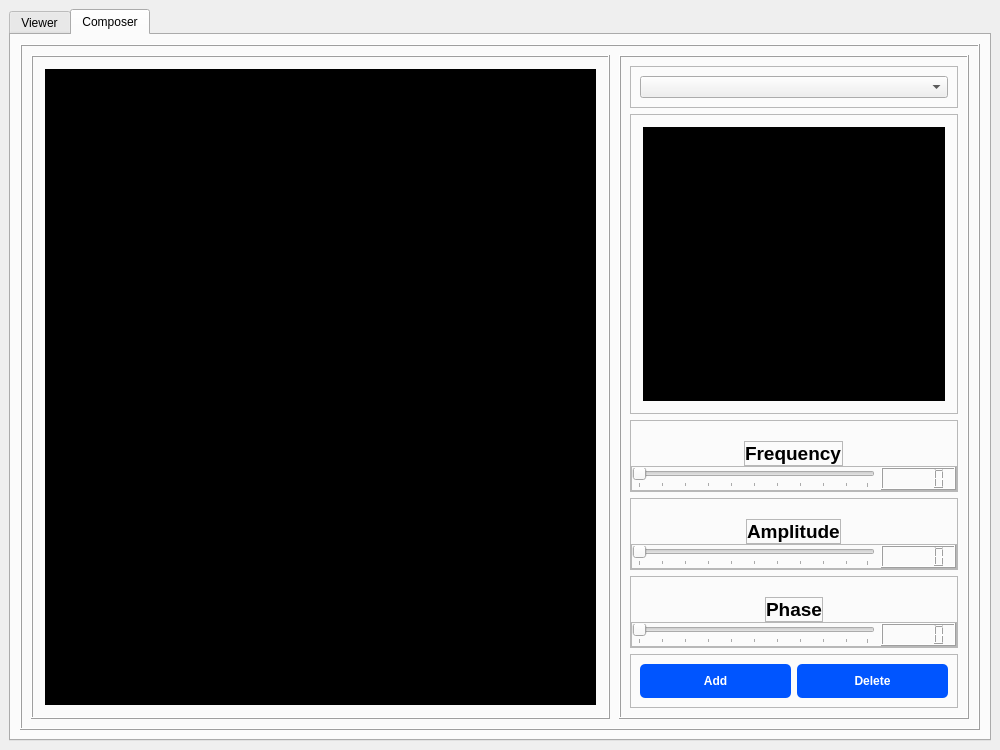
Qt form task2.ui (OmarAtef0/Sampling-Theory-Studio) before a commit.
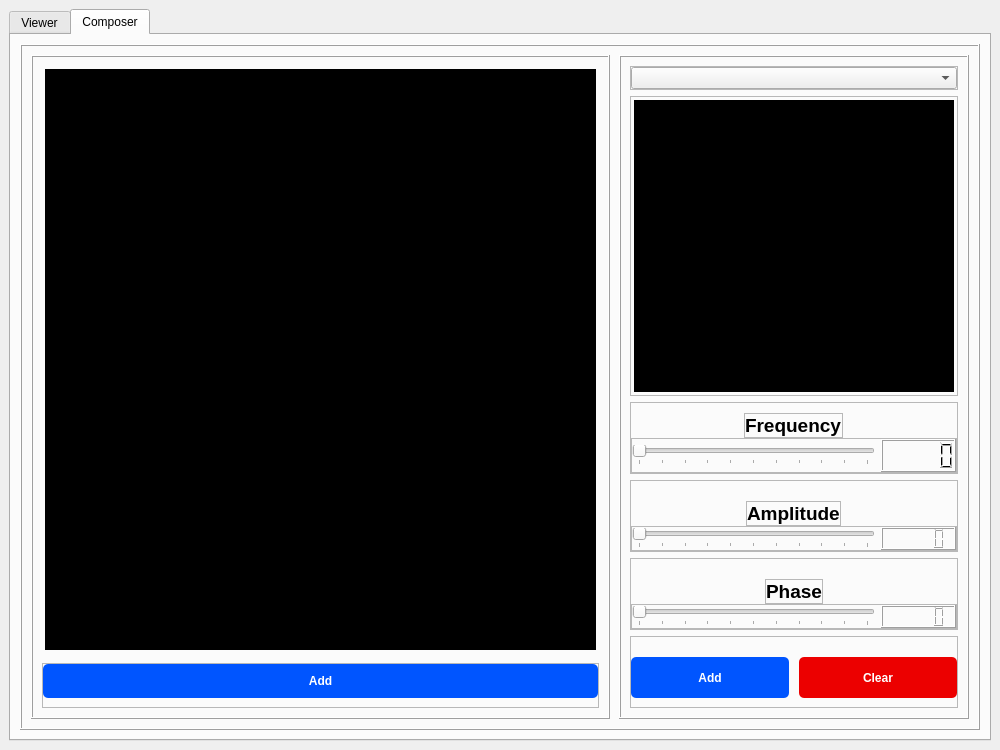
The same form after that commit. The open tabs and pages were chosen to show the change. Custom widgets are drawn as their Qt base class.

Patch:
```diff
--- a/task2.ui
+++ b/task2.ui
@@ -510,6 +510,86 @@
                 </property>
                </widget>
               </item>
+              <item>
+               <widget class="QFrame" name="frame_35">
+                <property name="sizePolicy">
+                 <sizepolicy hsizetype="Expanding" vsizetype="Expanding">
+                  <horstretch>0</horstretch>
+                  <verstretch>0</verstretch>
+                 </sizepolicy>
+                </property>
+                <property name="maximumSize">
+                 <size>
+                  <width>16777215</width>
+                  <height>45</height>
+                 </size>
+                </property>
+                <property name="frameShape">
+                 <enum>QFrame::StyledPanel</enum>
+                </property>
+                <property name="frameShadow">
+                 <enum>QFrame::Raised</enum>
+                </property>
+                <layout class="QHBoxLayout" name="horizontalLayout_14">
+                 <property name="spacing">
+                  <number>0</number>
+                 </property>
+                 <property name="leftMargin">
+                  <number>0</number>
+                 </property>
+                 <property name="topMargin">
+                  <number>0</number>
+                 </property>
+                 <property name="rightMargin">
+                  <number>0</number>
+                 </property>
+                 <item>
+                  <widget class="QPushButton" name="add_sinusoidal_button_2">
+                   <property name="sizePolicy">
+                    <sizepolicy hsizetype="Expanding" vsizetype="Expanding">
+                     <horstretch>0</horstretch>
+                     <verstretch>0</verstretch>
+                    </sizepolicy>
+                   </property>
+                   <property name="minimumSize">
+                    <size>
+                     <width>80</width>
+                     <height>30</height>
+                    </size>
+                   </property>
+                   <property name="maximumSize">
+                    <size>
+                     <width>16777215</width>
+                     <height>16777215</height>
+                    </size>
+                   </property>
+                   <property name="font">
+                    <font>
+                     <bold>true</bold>
+                    </font>
+                   </property>
+                   <property name="styleSheet">
+                    <string notr="true">
+
+QPushButton {
+    background-color: rgb(0, 85, 255);
+color:rgb(255, 255, 255);
+border-radius:5px;
+}
+
+QPushButton:hover {
+    background-color: rgb(0, 50, 150);
+}
+</string>
+                   </property>
+                   <property name="text">
+                    <string>Add</string>
+                   </property>
+                  </widget>
+                 </item>
+                </layout>
+               </widget>
+              </item>
              </layout>
             </widget>
            </item>
@@ -543,6 +623,21 @@
                  <enum>QFrame::Raised</enum>
                 </property>
                 <layout class="QVBoxLayout" name="verticalLayout_25">
+                 <property name="spacing">
+                  <number>0</number>
+                 </property>
+                 <property name="leftMargin">
+                  <number>0</number>
+                 </property>
+                 <property name="topMargin">
+                  <number>0</number>
+                 </property>
+                 <property name="rightMargin">
+                  <number>0</number>
+                 </property>
+                 <property name="bottomMargin">
+                  <number>0</number>
+                 </property>
                  <item>
                   <widget class="QComboBox" name="sinusoidals_signals_menu"/>
                  </item>
@@ -564,6 +659,21 @@
                  <enum>QFrame::Raised</enum>
                 </property>
                 <layout class="QVBoxLayout" name="verticalLayout_19">
+                 <property name="spacing">
+                  <number>0</number>
+                 </property>
+                 <property name="leftMargin">
+                  <number>0</number>
+                 </property>
+                 <property name="topMargin">
+                  <number>0</number>
+                 </property>
+                 <property name="rightMargin">
+                  <number>0</number>
+                 </property>
+                 <property name="bottomMargin">
+                  <number>0</number>
+                 </property>
                  <item>
                   <widget class="PlotWidget" name="sinusoidal_secondary_plot_widget" native="true">
                    <property name="sizePolicy">
@@ -613,7 +723,7 @@
                   <number>0</number>
                  </property>
                  <property name="topMargin">
-                  <number>20</number>
+                  <number>10</number>
                  </property>
                  <property name="rightMargin">
                   <number>0</number>
@@ -650,7 +760,6 @@
                       <property name="font">
                        <font>
                         <pointsize>14</pointsize>
-                        <weight>75</weight>
                         <bold>true</bold>
                        </font>
                       </property>
@@ -688,6 +797,9 @@
                     </property>
                     <item>
                      <widget class="QSlider" name="sinusoidal_frequency_slider">
+                      <property name="maximum">
+                       <number>10</number>
+                      </property>
                       <property name="orientation">
                        <enum>Qt::Horizontal</enum>
                       </property>
@@ -774,7 +886,6 @@
                       <property name="font">
                        <font>
                         <pointsize>14</pointsize>
-                        <weight>75</weight>
                         <bold>true</bold>
                        </font>
                       </property>
@@ -812,6 +923,9 @@
                     </property>
                     <item>
                      <widget class="QSlider" name="sinusoidal_amplitude_slider">
+                      <property name="maximum">
+                       <number>10</number>
+                      </property>
                       <property name="orientation">
                        <enum>Qt::Horizontal</enum>
                       </property>
@@ -898,7 +1012,6 @@
                       <property name="font">
                        <font>
                         <pointsize>14</pointsize>
-                        <weight>75</weight>
                         <bold>true</bold>
                        </font>
                       </property>
@@ -936,6 +1049,9 @@
                     </property>
                     <item>
                      <widget class="QSlider" name="sinusoidal_phase_slider">
+                      <property name="maximum">
+                       <number>10</number>
+                      </property>
                       <property name="orientation">
                        <enum>Qt::Horizontal</enum>
                       </property>
@@ -978,6 +1094,18 @@
                  <enum>QFrame::Raised</enum>
                 </property>
                 <layout class="QHBoxLayout" name="horizontalLayout_13">
+                 <property name="spacing">
+                  <number>10</number>
+                 </property>
+                 <property name="leftMargin">
+                  <number>0</number>
+                 </property>
+                 <property name="topMargin">
+                  <number>20</number>
+                 </property>
+                 <property name="rightMargin">
+                  <number>0</number>
+                 </property>
                  <item>
                   <widget class="QPushButton" name="add_sinusoidal_button">
                    <property name="sizePolicy">
@@ -1000,7 +1128,6 @@
                    </property>
                    <property name="font">
                     <font>
-                     <weight>75</weight>
                      <bold>true</bold>
                     </font>
                    </property>
@@ -1045,7 +1172,6 @@
                    </property>
                    <property name="font">
                     <font>
-                     <weight>75</weight>
                      <bold>true</bold>
                     </font>
                    </property>
@@ -1053,7 +1179,7 @@
                     <string notr="true">
 
 QPushButton {
-    background-color: rgb(0, 85, 255);
+    background-color: rgb(236, 0, 0);
 color:rgb(255, 255, 255);
 border-radius:5px;
 }
@@ -1064,7 +1190,7 @@
 </string>
                    </property>
                    <property name="text">
-                    <string>Delete</string>
+                    <string>Clear</string>
                    </property>
                   </widget>
                  </item>
```
Left out of the diff: 18 changed lines with no effect on the pictures.
